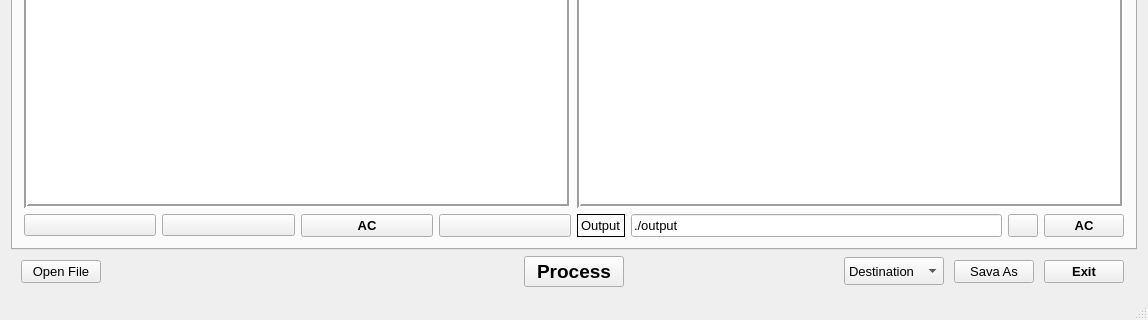
Before: the Qt Designer form mainwindow.ui in laisuk/ZhoConverterQt, drawn with Qt 5; both pictures show x 0 to 1148 and y 388 to 708 of the 1148 by 708 pixel window.
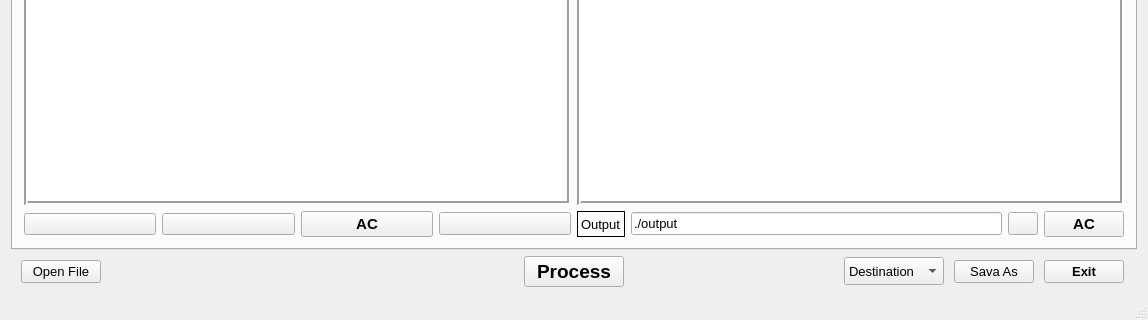
After: the same form once the commit is applied. The open tabs and pages were chosen to show the change. Icons and pictures are not drawn. Custom widgets are drawn as their Qt base class.

Commit message: UI: icons repaint

```diff
--- a/mainwindow.ui
+++ b/mainwindow.ui
@@ -390,8 +390,8 @@
       </property>
       <property name="iconSize">
        <size>
-        <width>22</width>
-        <height>22</height>
+        <width>24</width>
+        <height>24</height>
        </size>
       </property>
       <widget class="QWidget" name="tabMain">
@@ -1159,7 +1159,13 @@
               </property>
               <property name="icon">
                <iconset resource="Resource.qrc">
-                <normaloff>:/resource/icons8-plus-40.png</normaloff>:/resource/icons8-plus-40.png</iconset>
+                <normaloff>:/resource/icons8-plus-48.png</normaloff>:/resource/icons8-plus-48.png</iconset>
+              </property>
+              <property name="iconSize">
+               <size>
+                <width>21</width>
+                <height>21</height>
+               </size>
               </property>
              </widget>
             </item>
@@ -1179,7 +1185,13 @@
               </property>
               <property name="icon">
                <iconset resource="Resource.qrc">
-                <normaloff>:/resource/icons8-minus-40.png</normaloff>:/resource/icons8-minus-40.png</iconset>
+                <normaloff>:/resource/icons8-minus-48.png</normaloff>:/resource/icons8-minus-48.png</iconset>
+              </property>
+              <property name="iconSize">
+               <size>
+                <width>21</width>
+                <height>21</height>
+               </size>
               </property>
              </widget>
             </item>
@@ -1187,7 +1199,7 @@
              <widget class="QPushButton" name="btnListClear">
               <property name="font">
                <font>
-                <pointsize>10</pointsize>
+                <pointsize>11</pointsize>
                 <bold>true</bold>
                </font>
               </property>
@@ -1197,6 +1209,12 @@
               <property name="text">
                <string>AC</string>
               </property>
+              <property name="iconSize">
+               <size>
+                <width>21</width>
+                <height>21</height>
+               </size>
+              </property>
              </widget>
             </item>
             <item>
@@ -1219,8 +1237,8 @@
               </property>
               <property name="iconSize">
                <size>
-                <width>20</width>
-                <height>20</height>
+                <width>21</width>
+                <height>21</height>
                </size>
               </property>
              </widget>
@@ -1293,8 +1311,8 @@
               </property>
               <property name="iconSize">
                <size>
-                <width>20</width>
-                <height>20</height>
+                <width>21</width>
+                <height>21</height>
                </size>
               </property>
              </widget>
@@ -1309,7 +1327,7 @@
               </property>
               <property name="font">
                <font>
-                <pointsize>10</pointsize>
+                <pointsize>11</pointsize>
                 <bold>true</bold>
                </font>
               </property>
```
Left out of the diff: 24 changed lines with no effect on the pictures. The commit also changes 18 other files.
